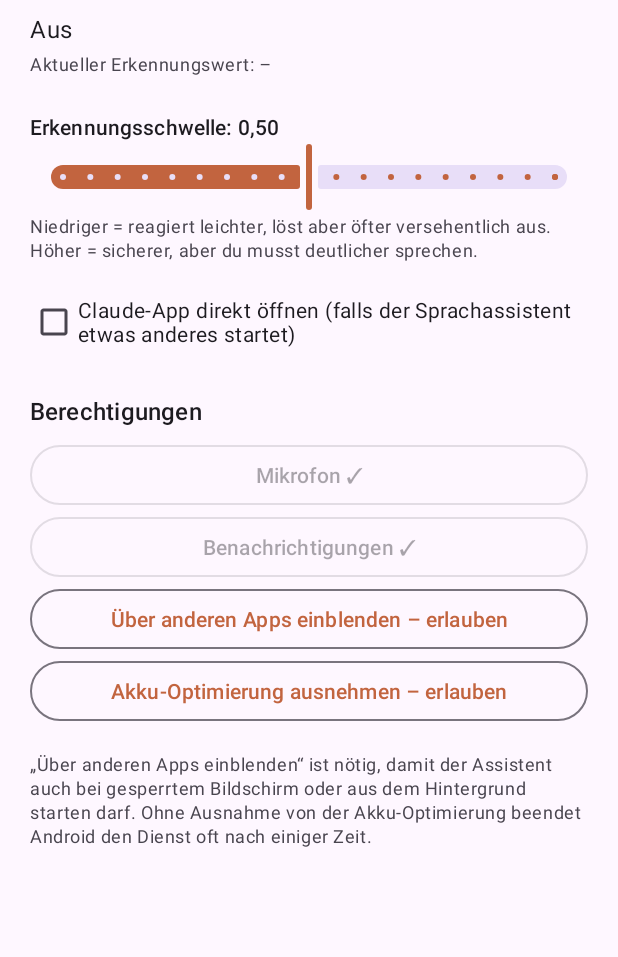
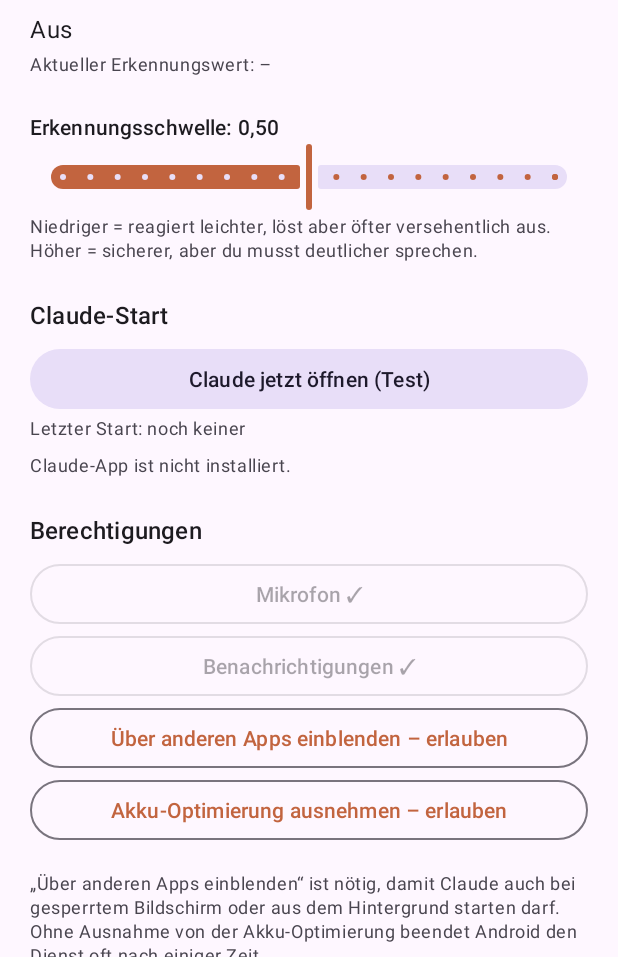
Before and after one commit to Eichi87/hey-claude-android, an Android app: the screen it shows after launch (MainActivity), on a phone screen of 412 x 824 dp, the part 279-1236 px from its top. Run offline under Robolectric (Android 15) with nearby library versions, the phone set to English and light mode, and no system bars.

Commit message:
Claude-App direkt öffnen statt Standardassistent (v1.1)
- AssistantLauncher -> ClaudeLauncher: Kaskade a) Sprach-Shortcut aus der
  installierten Claude-App, b) Deep-Link aus dem Shortcut, c) claude://claude.ai/new,
  https://claude.ai/new, Launch-Intent
- VOICE_COMMAND/ASSIST aus Manifest-Queries und Code entfernt
- Option "Claude-App direkt öffnen" entfällt; neu: Test-Knopf, Anzeige der
  gefundenen Shortcuts und der zuletzt genutzten Stufe
- versionName 1.1.<Build>

Co-Authored-By: Claude Opus 5.5 <noreply@anthropic.com>
Claude-Session: https://claude.ai/code/session_0179sMGrwqiUCnjJNmFvgcP3

```diff
--- a/app/build.gradle.kts
+++ b/app/build.gradle.kts
@@ -15,7 +15,7 @@ android {
         minSdk = 26
         targetSdk = 34
         versionCode = buildNumber
-        versionName = "1.0.$buildNumber"
+        versionName = "1.1.$buildNumber"
 
         // Nur echte Handy-Architekturen, hält die APK klein.
         ndk {
--- a/app/src/main/java/de/eichberger/heyclaude/MainActivity.kt
+++ b/app/src/main/java/de/eichberger/heyclaude/MainActivity.kt
@@ -12,7 +12,6 @@ import android.os.Looper
 import android.os.PowerManager
 import android.provider.Settings
 import android.widget.Button
-import android.widget.CheckBox
 import android.widget.TextView
 import androidx.activity.result.contract.ActivityResultContracts
 import androidx.appcompat.app.AppCompatActivity
@@ -31,7 +30,9 @@ class MainActivity : AppCompatActivity() {
     private lateinit var scoreText: TextView
     private lateinit var thresholdLabel: TextView
     private lateinit var thresholdSlider: Slider
-    private lateinit var directCheck: CheckBox
+    private lateinit var testButton: Button
+    private lateinit var lastLaunchText: TextView
+    private lateinit var shortcutsText: TextView
     private lateinit var micButton: Button
     private lateinit var notifButton: Button
     private lateinit var overlayButton: Button
@@ -75,7 +76,9 @@ class MainActivity : AppCompatActivity() {
         scoreText = findViewById(R.id.score_text)
         thresholdLabel = findViewById(R.id.threshold_label)
         thresholdSlider = findViewById(R.id.threshold_slider)
-        directCheck = findViewById(R.id.direct_check)
+        testButton = findViewById(R.id.test_button)
+        lastLaunchText = findViewById(R.id.last_launch_text)
+        shortcutsText = findViewById(R.id.shortcuts_text)
         micButton = findViewById(R.id.mic_button)
         notifButton = findViewById(R.id.notif_button)
         overlayButton = findViewById(R.id.overlay_button)
@@ -97,8 +100,10 @@ class MainActivity : AppCompatActivity() {
             if (fromUser) Prefs.setThreshold(this, t)
         }
 
-        directCheck.isChecked = Prefs.openClaudeDirectly(this)
-        directCheck.setOnCheckedChangeListener { _, checked -> Prefs.setOpenClaudeDirectly(this, checked) }
+        testButton.setOnClickListener {
+            ClaudeLauncher.launch(this)
+            showLastLaunch()
+        }
 
         micButton.setOnClickListener { micPermission.launch(Manifest.permission.RECORD_AUDIO) }
         notifButton.setOnClickListener { requestNotifications() }
@@ -124,6 +129,8 @@ class MainActivity : AppCompatActivity() {
     override fun onResume() {
         super.onResume()
         refreshPermissions()
+        showLastLaunch()
+        showShortcuts()
     }
 
     override fun onStop() {
@@ -171,6 +178,34 @@ class MainActivity : AppCompatActivity() {
             State.PAUSED -> getString(R.string.status_paused)
             State.WAITING -> message ?: getString(R.string.status_waiting)
             State.ERROR -> message ?: getString(R.string.notif_error)
+        }
+    }
+
+    private fun showLastLaunch() {
+        lastLaunchText.text = Prefs.lastLaunch(this)?.let { getString(R.string.last_launch, it) }
+            ?: getString(R.string.last_launch_none)
+    }
+
+    /** Zeigt die aus der Claude-App gelesenen Shortcuts, damit man die IDs prüfen kann. */
+    private fun showShortcuts() {
+        shortcutsText.text = when {
+            !ClaudeLauncher.isInstalled(this) -> getString(R.string.shortcuts_not_installed)
+            else -> try {
+                val list = ClaudeLauncher.readStaticShortcuts(this)
+                if (list.isEmpty()) {
+                    getString(R.string.shortcuts_none)
+                } else {
+                    val voice = list.firstOrNull { it.enabled && it.looksLikeVoice }
+                    getString(
+                        R.string.shortcuts_found,
+                        list.size,
+                        list.joinToString("\n") { "• " + it.describe() },
+                        voice?.id ?: getString(R.string.voice_none),
+                    )
+                }
+            } catch (e: Exception) {
+                getString(R.string.shortcuts_error, e.message ?: e.javaClass.simpleName)
+            }
         }
     }
 
--- a/app/src/main/java/de/eichberger/heyclaude/Prefs.kt
+++ b/app/src/main/java/de/eichberger/heyclaude/Prefs.kt
@@ -8,7 +8,7 @@ object Prefs {
     private const val FILE = "hey_claude"
     const val KEY_THRESHOLD = "threshold"
     const val KEY_ENABLED = "enabled"
-    const val KEY_OPEN_CLAUDE_DIRECTLY = "open_claude_directly"
+    const val KEY_LAST_LAUNCH = "last_launch"
 
     const val DEFAULT_THRESHOLD = 0.5f
 
@@ -26,9 +26,9 @@ object Prefs {
     fun setEnabled(context: Context, value: Boolean) =
         get(context).edit().putBoolean(KEY_ENABLED, value).apply()
 
-    fun openClaudeDirectly(context: Context): Boolean =
-        get(context).getBoolean(KEY_OPEN_CLAUDE_DIRECTLY, false)
+    /** Welche Stufe der Start-Kaskade zuletzt gegriffen hat (zur Kontrolle im Hauptbildschirm). */
+    fun lastLaunch(context: Context): String? = get(context).getString(KEY_LAST_LAUNCH, null)
 
-    fun setOpenClaudeDirectly(context: Context, value: Boolean) =
-        get(context).edit().putBoolean(KEY_OPEN_CLAUDE_DIRECTLY, value).apply()
+    fun setLastLaunch(context: Context, value: String) =
+        get(context).edit().putString(KEY_LAST_LAUNCH, value).apply()
 }
--- a/app/src/main/res/layout/activity_main.xml
+++ b/app/src/main/res/layout/activity_main.xml
@@ -61,12 +61,34 @@
             android:text="@string/threshold_hint"
             android:textAppearance="?attr/textAppearanceBodySmall" />
 
-        <CheckBox
-            android:id="@+id/direct_check"
+        <TextView
             android:layout_width="match_parent"
             android:layout_height="wrap_content"
-            android:layout_marginTop="16dp"
-            android:text="@string/direct_claude" />
+            android:layout_marginTop="24dp"
+            android:text="@string/claude_title"
+            android:textAppearance="?attr/textAppearanceTitleMedium" />
+
+        <Button
+            android:id="@+id/test_button"
+            style="@style/Widget.Material3.Button.TonalButton"
+            android:layout_width="match_parent"
+            android:layout_height="wrap_content"
+            android:layout_marginTop="8dp"
+            android:text="@string/test_launch" />
+
+        <TextView
+            android:id="@+id/last_launch_text"
+            android:layout_width="match_parent"
+            android:layout_height="wrap_content"
+            android:textAppearance="?attr/textAppearanceBodySmall" />
+
+        <TextView
+            android:id="@+id/shortcuts_text"
+            android:layout_width="match_parent"
+            android:layout_height="wrap_content"
+            android:layout_marginTop="8dp"
+            android:textAppearance="?attr/textAppearanceBodySmall"
+            android:textIsSelectable="true" />
 
         <TextView
             android:layout_width="match_parent"
--- a/app/src/main/res/values/strings.xml
+++ b/app/src/main/res/values/strings.xml
@@ -7,9 +7,9 @@
     <string name="status_starting">Startet …</string>
     <string name="status_listening">Hört auf „Hey Claude“</string>
     <string name="status_paused">Pausiert</string>
-    <string name="status_waiting">Assistent aktiv – lauscht danach weiter</string>
-    <string name="status_launched">%1$s gestartet – lauscht wieder, sobald das Mikrofon frei ist</string>
-    <string name="status_no_assistant">Kein Assistent gefunden – Claude-App installiert?</string>
+    <string name="status_waiting">Claude aktiv – lauscht danach weiter</string>
+    <string name="status_launched">Claude geöffnet (Stufe %1$s) – lauscht wieder, sobald das Mikrofon frei ist</string>
+    <string name="status_no_claude">Claude-App nicht gefunden – installiert?</string>
     <string name="status_no_mic_permission">Mikrofon-Berechtigung fehlt</string>
     <string name="status_mic_unavailable">Mikrofon nicht verfügbar</string>
     <string name="status_model_error">Modelle konnten nicht geladen werden: %1$s</string>
@@ -20,7 +20,15 @@
     <string name="threshold_label">Erkennungsschwelle: %1$s</string>
     <string name="threshold_description">Erkennungsschwelle</string>
     <string name="threshold_hint">Niedriger = reagiert leichter, löst aber öfter versehentlich aus. Höher = sicherer, aber du musst deutlicher sprechen.</string>
-    <string name="direct_claude">Claude-App direkt öffnen (falls der Sprachassistent etwas anderes startet)</string>
+    <string name="claude_title">Claude-Start</string>
+    <string name="test_launch">Claude jetzt öffnen (Test)</string>
+    <string name="last_launch">Letzter Start: %1$s</string>
+    <string name="last_launch_none">Letzter Start: noch keiner</string>
+    <string name="shortcuts_found">Shortcuts der Claude-App (%1$d):\n%2$s\n\nSprach-Shortcut: %3$s</string>
+    <string name="shortcuts_none">Keine statischen Shortcuts in der Claude-App gefunden – Start über Stufe c (neuer Chat).</string>
+    <string name="shortcuts_not_installed">Claude-App ist nicht installiert.</string>
+    <string name="shortcuts_error">Shortcuts nicht lesbar: %1$s</string>
+    <string name="voice_none">keiner erkannt</string>
 
     <string name="permissions_title">Berechtigungen</string>
     <string name="perm_mic">Mikrofon</string>
@@ -29,13 +37,13 @@
     <string name="perm_battery">Akku-Optimierung ausnehmen</string>
     <string name="perm_missing">%1$s – erlauben</string>
     <string name="perm_granted">%1$s ✓</string>
-    <string name="permissions_hint">„Über anderen Apps einblenden“ ist nötig, damit der Assistent auch bei gesperrtem Bildschirm oder aus dem Hintergrund starten darf. Ohne Ausnahme von der Akku-Optimierung beendet Android den Dienst oft nach einiger Zeit.</string>
+    <string name="permissions_hint">„Über anderen Apps einblenden“ ist nötig, damit Claude auch bei gesperrtem Bildschirm oder aus dem Hintergrund starten darf. Ohne Ausnahme von der Akku-Optimierung beendet Android den Dienst oft nach einiger Zeit.</string>
 
     <string name="channel_service">Lauschen</string>
     <string name="channel_hints">Hinweise</string>
     <string name="notif_listening">Hört auf „Hey Claude“</string>
     <string name="notif_paused">Pausiert</string>
-    <string name="notif_waiting">Assistent aktiv</string>
+    <string name="notif_waiting">Claude aktiv</string>
     <string name="notif_starting">Startet …</string>
     <string name="notif_error">Fehler</string>
     <string name="action_pause">Pausieren</string>
```
Also changed, not shown: app/src/main/AndroidManifest.xml (+2 -7 lines), app/src/main/java/de/eichberger/heyclaude/AssistantLauncher.kt (deleted, +0 -49 lines), app/src/main/java/de/eichberger/heyclaude/ClaudeLauncher.kt (added, +209 -0 lines), app/src/main/java/de/eichberger/heyclaude/WakeWordService.kt (+7 -3 lines), 1 other file.
